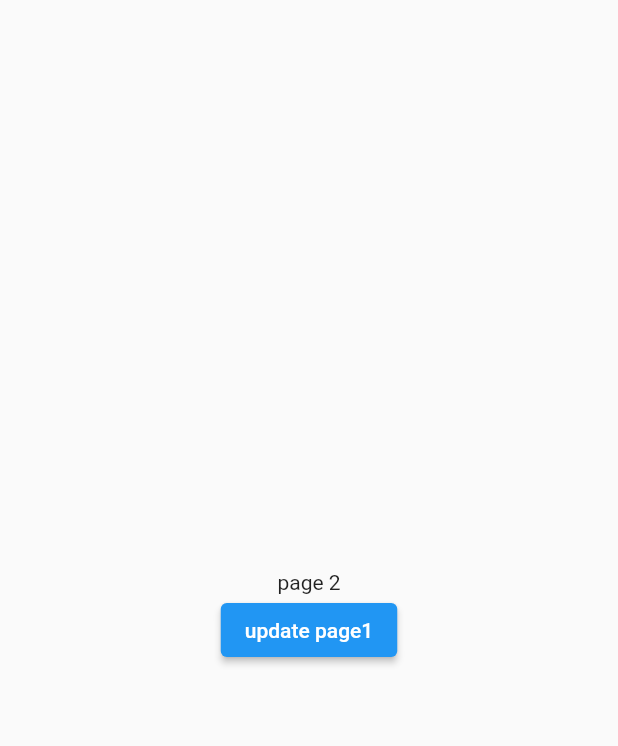
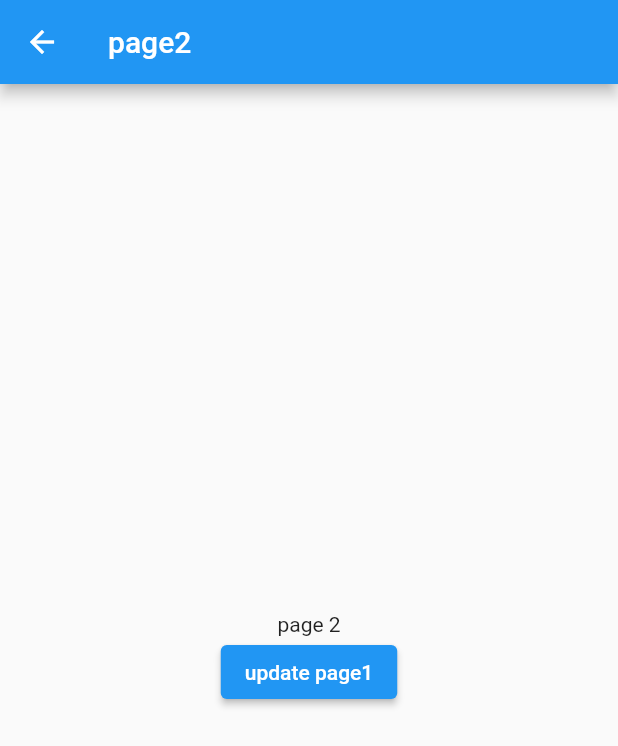
Before and after one commit to clong1995/getx, a Flutter app: the Page2View screen opened directly, on a phone screen of 412 x 824 dp. Shown: the top 746 px of the screen. Run offline on Flutter 3.47's test engine with Material 2 defaults, Android fonts, the phone set to English and light mode, and no system bars.

Commit message:
增加例子

```diff
--- a/example/lib/pages/across_page/page2/view.dart
+++ b/example/lib/pages/across_page/page2/view.dart
@@ -9,6 +9,9 @@ class Page2View extends StatelessWidget {
   Widget build(BuildContext context) {
     final Page2Logic logic = Page2Logic().put();
     return Scaffold(
+      appBar: AppBar(
+        title: const Text("page2"),
+      ),
       body: Center(
         child: Column(
           mainAxisSize: MainAxisSize.min,
--- a/pubspec.yaml
+++ b/pubspec.yaml
@@ -1,7 +1,7 @@
 name: getx
 description: A new Flutter project.
 version: 0.0.1
-homepage:
+homepage: https://sdhzm.tech
 
 environment:
   sdk: '>=2.19.4 <3.0.0'
@@ -12,12 +12,11 @@ dependencies:
     sdk: flutter
   flutter_web_plugins:
     sdk: flutter
-  plugin_platform_interface: ^2.0.2
 
 dev_dependencies:
   flutter_test:
     sdk: flutter
-  flutter_lints: ^2.0.0
+  flutter_lints: ^2.0.1
 
 # For information on the generic Dart part of this file, see the
 # following page: https://dart.dev/tools/pub/pubspec
```
Also changed, not shown: example/pubspec.lock, pubspec.lock.
